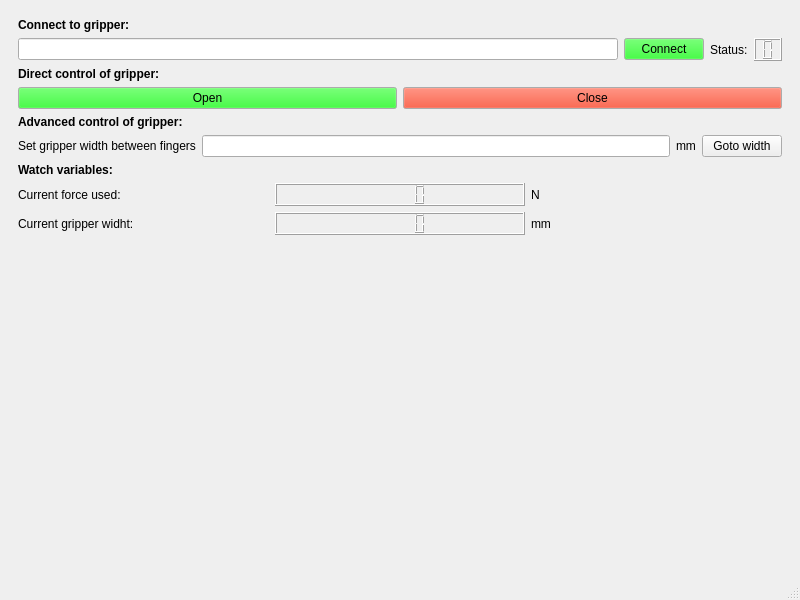
The window that Cpp Rasbarry PI/GUI/MainWindow.ui (Andreasgdp/Robot-hand-semester-2) describes before a commit, drawn with Qt 5.
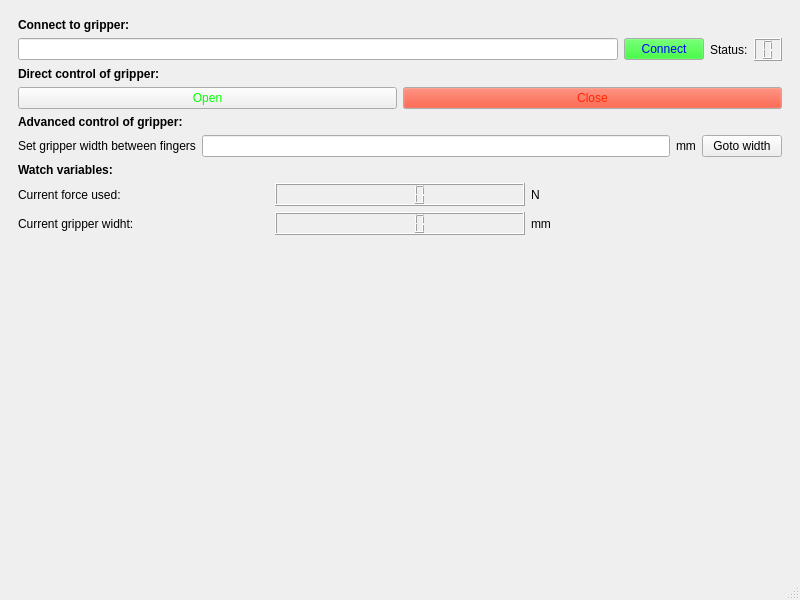
The same window after the commit. Icons and pictures are not drawn.

```diff
--- a/Cpp Rasbarry PI/GUI/MainWindow.ui
+++ b/Cpp Rasbarry PI/GUI/MainWindow.ui
@@ -81,6 +81,15 @@
                     </color>
                    </brush>
                   </colorrole>
+                  <colorrole role="ButtonText">
+                   <brush brushstyle="SolidPattern">
+                    <color alpha="255">
+                     <red>0</red>
+                     <green>0</green>
+                     <blue>255</blue>
+                    </color>
+                   </brush>
+                  </colorrole>
                  </active>
                  <inactive>
                   <colorrole role="Button">
@@ -92,6 +101,15 @@
                     </color>
                    </brush>
                   </colorrole>
+                  <colorrole role="ButtonText">
+                   <brush brushstyle="SolidPattern">
+                    <color alpha="255">
+                     <red>0</red>
+                     <green>0</green>
+                     <blue>255</blue>
+                    </color>
+                   </brush>
+                  </colorrole>
                  </inactive>
                  <disabled>
                   <colorrole role="Button">
@@ -103,6 +121,15 @@
                     </color>
                    </brush>
                   </colorrole>
+                  <colorrole role="ButtonText">
+                   <brush brushstyle="SolidPattern">
+                    <color alpha="255">
+                     <red>120</red>
+                     <green>120</green>
+                     <blue>120</blue>
+                    </color>
+                   </brush>
+                  </colorrole>
                  </disabled>
                 </palette>
                </property>
@@ -153,6 +180,9 @@
           </item>
           <item>
            <widget class="QWidget" name="Gripperwidget" native="true">
+            <property name="autoFillBackground">
+             <bool>false</bool>
+            </property>
             <layout class="QHBoxLayout" name="horizontalLayout_2">
              <property name="leftMargin">
               <number>0</number>
@@ -171,40 +201,43 @@
                <property name="palette">
                 <palette>
                  <active>
-                  <colorrole role="Button">
+                  <colorrole role="ButtonText">
                    <brush brushstyle="SolidPattern">
                     <color alpha="255">
                      <red>0</red>
-                     <green>249</green>
+                     <green>255</green>
                      <blue>0</blue>
                     </color>
                    </brush>
                   </colorrole>
                  </active>
                  <inactive>
-                  <colorrole role="Button">
+                  <colorrole role="ButtonText">
                    <brush brushstyle="SolidPattern">
                     <color alpha="255">
                      <red>0</red>
-                     <green>249</green>
+                     <green>255</green>
                      <blue>0</blue>
                     </color>
                    </brush>
                   </colorrole>
                  </inactive>
                  <disabled>
-                  <colorrole role="Button">
+                  <colorrole role="ButtonText">
                    <brush brushstyle="SolidPattern">
                     <color alpha="255">
-                     <red>0</red>
-                     <green>249</green>
-                     <blue>0</blue>
+                     <red>120</red>
+                     <green>120</green>
+                     <blue>120</blue>
                     </color>
                    </brush>
                   </colorrole>
                  </disabled>
                 </palette>
                </property>
+               <property name="autoFillBackground">
+                <bool>true</bool>
+               </property>
                <property name="text">
                 <string>Open</string>
                </property>
@@ -224,6 +257,15 @@
                     </color>
                    </brush>
                   </colorrole>
+                  <colorrole role="ButtonText">
+                   <brush brushstyle="SolidPattern">
+                    <color alpha="255">
+                     <red>255</red>
+                     <green>38</green>
+                     <blue>0</blue>
+                    </color>
+                   </brush>
+                  </colorrole>
                  </active>
                  <inactive>
                   <colorrole role="Button">
@@ -235,6 +277,15 @@
                     </color>
                    </brush>
                   </colorrole>
+                  <colorrole role="ButtonText">
+                   <brush brushstyle="SolidPattern">
+                    <color alpha="255">
+                     <red>255</red>
+                     <green>38</green>
+                     <blue>0</blue>
+                    </color>
+                   </brush>
+                  </colorrole>
                  </inactive>
                  <disabled>
                   <colorrole role="Button">
@@ -246,6 +297,15 @@
                     </color>
                    </brush>
                   </colorrole>
+                  <colorrole role="ButtonText">
+                   <brush brushstyle="SolidPattern">
+                    <color alpha="255">
+                     <red>120</red>
+                     <green>120</green>
+                     <blue>120</blue>
+                    </color>
+                   </brush>
+                  </colorrole>
                  </disabled>
                 </palette>
                </property>
```
